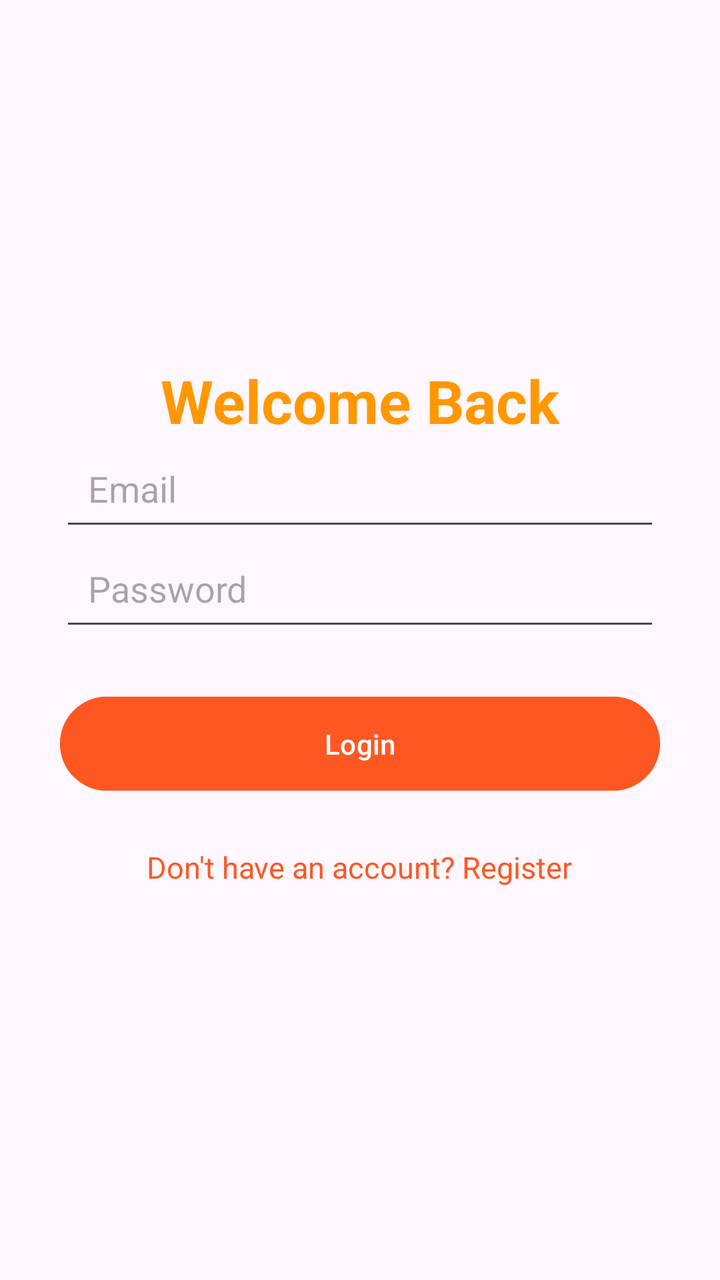
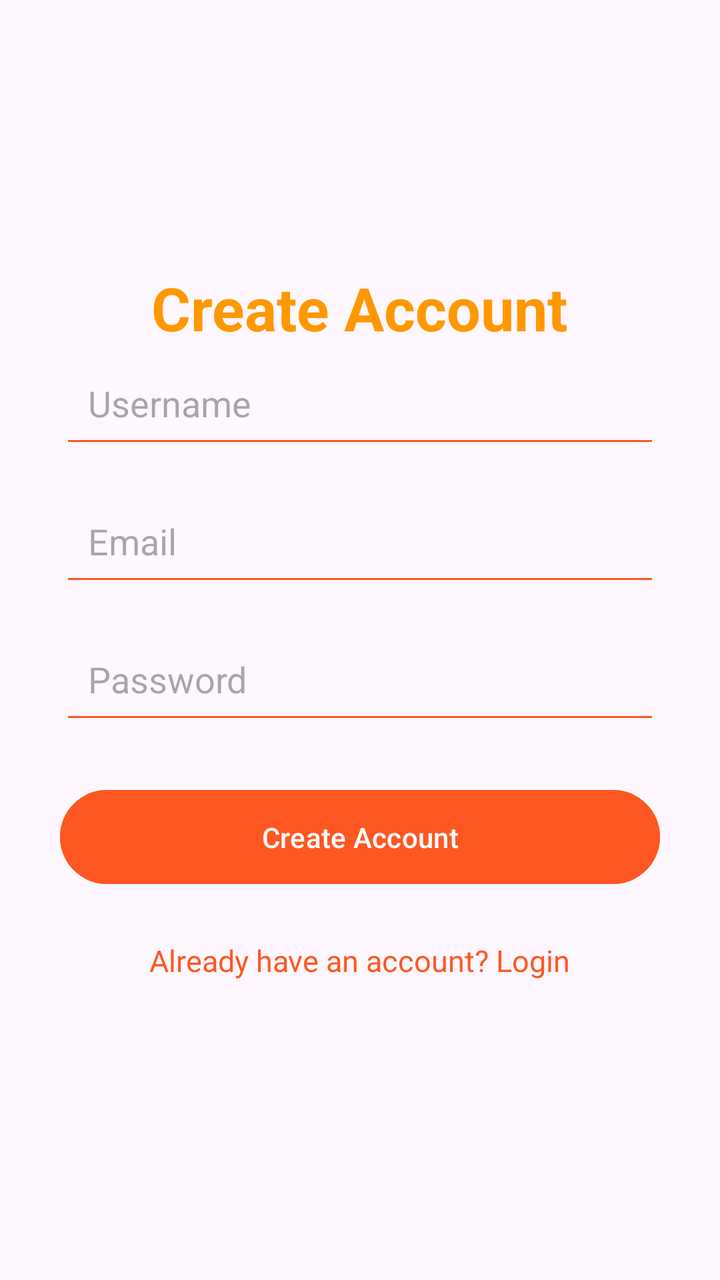

The first picture is an Android layout as it rendered before a commit; the second is the same layout after the commit. The layout source and the unified diff follow.
<!-- AndroidManifest.xml: application theme Theme.MiniProjectNoteBook -->
<!-- res/layout/fragment_register.xml -->
<?xml version="1.0" encoding="utf-8"?>
<LinearLayout xmlns:android="http://schemas.android.com/apk/res/android"
    xmlns:tools="http://schemas.android.com/tools"
    android:layout_width="match_parent"
    android:layout_height="match_parent"
    android:orientation="vertical"
    android:gravity="center"
    android:padding="30dp"

    tools:context=".ui.login.LoginFragment">

    <TextView
        android:layout_width="wrap_content"
        android:layout_height="wrap_content"
        android:textSize="30sp"
        android:textStyle="bold"
        android:textColor="#FF9800"
        android:text="Welcome Back"/>

    <EditText
        android:id="@+id/etEmail"
        android:layout_width="match_parent"
        android:layout_height="50dp"
        android:padding="14dp"
        android:inputType="textEmailAddress"
        android:hint="Email"/>
    <EditText
        android:id="@+id/etPassword"
        android:layout_width="match_parent"
        android:layout_height="50dp"
        android:padding="14dp"
        android:inputType="textPassword"
        android:hint="Password"/>
    <Button
        android:id="@+id/btnLogin"
        android:layout_width="match_parent"
        android:layout_height="55dp"
        android:text="Login"
        android:textAllCaps="false"
        android:layout_marginTop="24dp"
        android:backgroundTint="#FF5722" />
    <TextView
        android:id="@+id/tvRegister"
        android:layout_width="wrap_content"
        android:layout_height="wrap_content"
        android:text="Don't have an account? Register"
        android:textSize="15sp"
        android:textColor="#FF5722"
        android:padding="16dp"
        android:layout_marginTop="8dp" />




</LinearLayout>
<!-- resources referenced by this layout -->
<resources>
  <style name="Theme.MiniProjectNoteBook" parent="Base.Theme.MiniProjectNoteBook" />
  <style name="Base.Theme.MiniProjectNoteBook" parent="Theme.Material3.DayNight.NoActionBar">
          
          
      </style>
</resources>

<!-- the commit's change to res/layout/fragment_register.xml (unified diff, before → after) -->
@@ -15,41 +15,55 @@
         android:textSize="30sp"
         android:textStyle="bold"
         android:textColor="#FF9800"
-        android:text="Welcome Back"/>
+        android:text="Create Account"/>
+
+    <EditText
+        android:id="@+id/etUsername"
+        android:layout_width="match_parent"
+        android:layout_height="55dp"
+        android:hint="Username"
+        android:inputType="text"
+        android:padding="14dp"
+        android:backgroundTint="#FF5722" />
 
     <EditText
         android:id="@+id/etEmail"
         android:layout_width="match_parent"
-        android:layout_height="50dp"
+        android:layout_height="55dp"
+        android:hint="Email"
+        android:inputType="textEmailAddress"
         android:padding="14dp"
-        android:inputType="textEmailAddress"
-        android:hint="Email"/>
+        android:layout_marginTop="14dp"
+        android:backgroundTint="#FF5722" />
+
     <EditText
         android:id="@+id/etPassword"
         android:layout_width="match_parent"
-        android:layout_height="50dp"
+        android:layout_height="55dp"
+        android:hint="Password"
+        android:inputType="textPassword"
         android:padding="14dp"
-        android:inputType="textPassword"
-        android:hint="Password"/>
+        android:layout_marginTop="14dp"
+        android:backgroundTint="#FF5722" />
+
     <Button
-        android:id="@+id/btnLogin"
+        android:id="@+id/btnRegister"
         android:layout_width="match_parent"
         android:layout_height="55dp"
-        android:text="Login"
+        android:text="Create Account"
         android:textAllCaps="false"
         android:layout_marginTop="24dp"
         android:backgroundTint="#FF5722" />
+
     <TextView
-        android:id="@+id/tvRegister"
+        android:id="@+id/tvLogin"
         android:layout_width="wrap_content"
         android:layout_height="wrap_content"
-        android:text="Don't have an account? Register"
+        android:text="Already have an account? Login"
         android:textSize="15sp"
         android:textColor="#FF5722"
         android:padding="16dp"
         android:layout_marginTop="8dp" />
 
 
-
-
 </LinearLayout>
